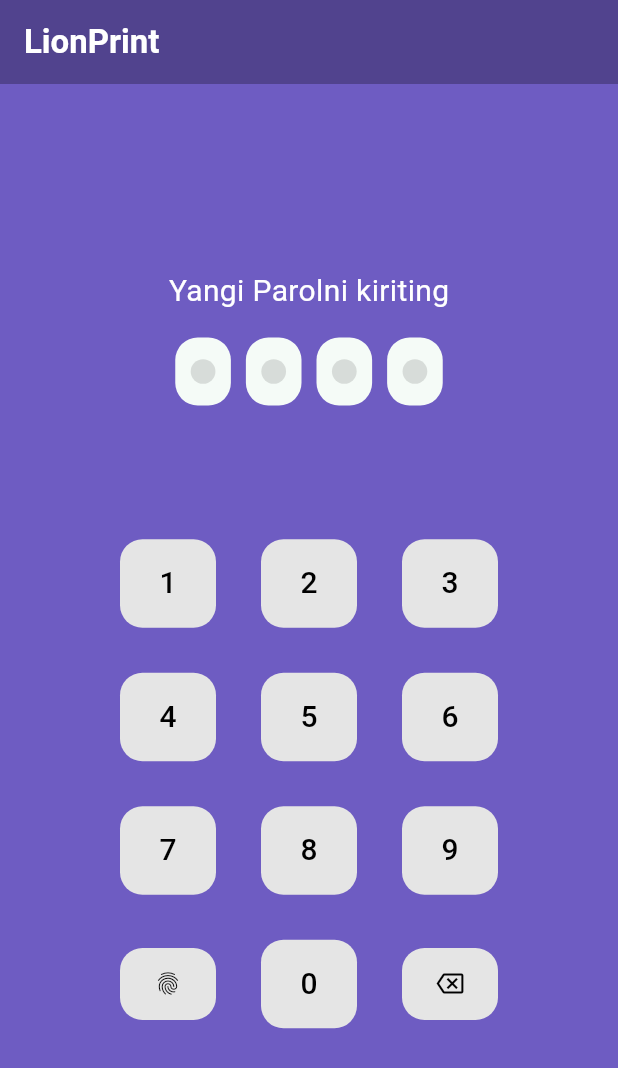
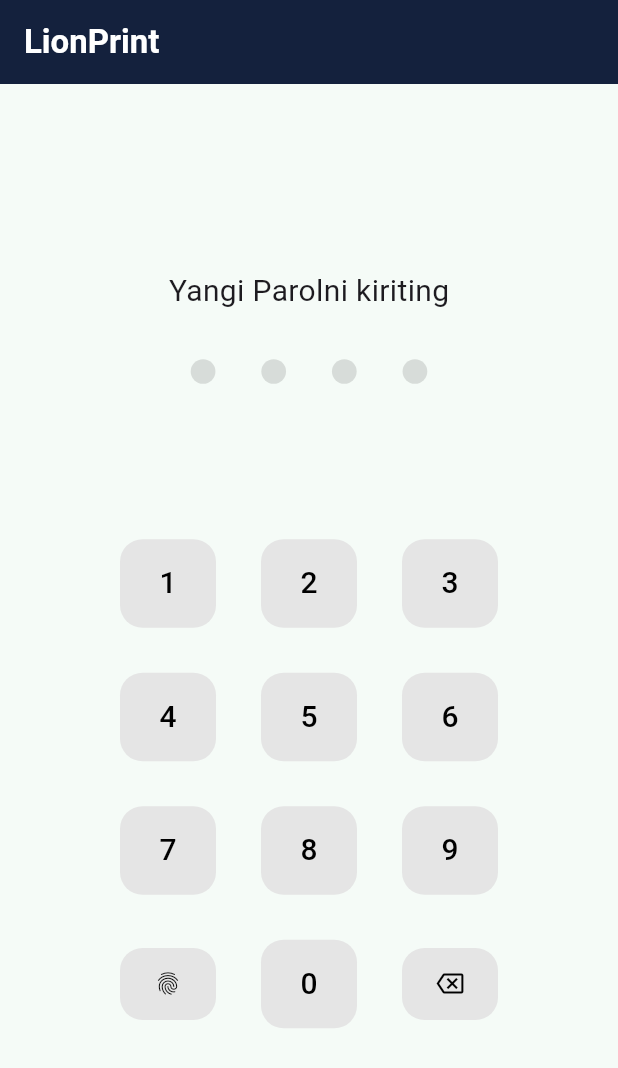
Before and after one commit to Lion-Print/OnlineAuksion, a Flutter app: the PasscodeApp screen opened directly, on a phone screen of 412 x 824 dp. Shown: the top 1068 px of the screen. Run offline on Flutter 3.47's test engine with Material 2 defaults, Android fonts, the phone set to English and light mode, and no system bars; our stand-ins replace flutter_svg, shared_preferences; accounts and stored records are empty.

Commit message:
first commit

```diff
--- a/lib/login/passcode_page.dart
+++ b/lib/login/passcode_page.dart
@@ -150,7 +150,7 @@
   @override
   Widget build(BuildContext context) {
     return Scaffold(
-      backgroundColor:MyColors.Mypurple1,
+      backgroundColor:MyColors.Mymain1,
       appBar: AppBar(
         title: const Row(
           children: [
@@ -168,14 +168,14 @@
             ),
           ],
         ),
-        backgroundColor: MyColors.Mypurple2,
+        backgroundColor: MyColors.Myblue12,
       ),
       body: Column(
         mainAxisAlignment: MainAxisAlignment.center,
         children: [
           Text(
             name,
-            style: const TextStyle(fontSize: 20.0, color: MyColors.Mywhite),
+            style: const TextStyle(fontSize: 20.0),
           ),
           SizedBox(height: MediaQuery.of(context).size.height * 0.02),
           if (error)
@@ -296,7 +296,7 @@
             borderRadius: BorderRadius.circular(15.0),
           ),
           backgroundColor: MyColors.Mygrey,
-          foregroundColor: Colors.purple,
+          foregroundColor: Colors.blue,
         ),
         child: const Icon(Icons.backspace_outlined, color: MyColors.Myblack),
       ),
@@ -350,7 +350,7 @@
     } else if (widget.inputColor == 1) {
       color = Colors.black;
     } else if (widget.inputColor == 2) {
-      color = Colors.purple;
+      color = MyColors.Mymain2;
     } else if (widget.inputColor == 3) {
       color = Colors.red;
     } else {
--- a/lib/main.dart
+++ b/lib/main.dart
@@ -44,7 +44,7 @@
 
   @override
   void initState() {
-    Timer(const Duration(seconds: 5), () {
+    Timer(const Duration(milliseconds: 300), () {
       getToken().then((value) {
         if(value == 'null'){
           Navigator.pushReplacement(
@@ -64,8 +64,6 @@
 
   @override
   Widget build(BuildContext context) {
-    return Scaffold(
-      body: Center(),
-    );
+    return Center();
   }
 }
--- a/lib/resources/colors.dart
+++ b/lib/resources/colors.dart
@@ -13,12 +13,14 @@
   static const Color black = Color(0xFF000000);
   static const Color white = Color(0xFFFFFFFF);
   //6E5CC2
-  static const Color Mypurple1 = Color(0xFF6E5CC2);
+  static const Color colorOne = Color(0xFF6E5CC2);
   //51438E
-  static const Color Mypurple2 = Color(0xFF51438E);
+  static const Color colorTwo = Color(0xFF51438E);
   //D34F4F
-  static const Color Myred = Color(0xFFD34F4F);
+  static const Color colorThree = Color(0xFFD34F4F);
   //48C74E
-  static const Color Mygreen = Color(0xFF48C74E);
+  static const Color colorFour = Color(0xFF48C74E);
+  static const Color colorFive = Color(0xFFFFFFFF);
+  static const Color colorSix = Color(0xFF000000);
 
 }
--- a/lib/resources/config.dart
+++ b/lib/resources/config.dart
@@ -2,7 +2,7 @@
 
 class Config{
   baseUrl() {
-    return "http://192.168.0.25:8008";
+    return "https://lionprintspringboot-production.up.railway.app";
   }
 
   //get token shared preferences
```
Also changed, not shown: lib/login/login.dart (+38 -30 lines), lib/pages/homepage.dart (+33 -32 lines).
